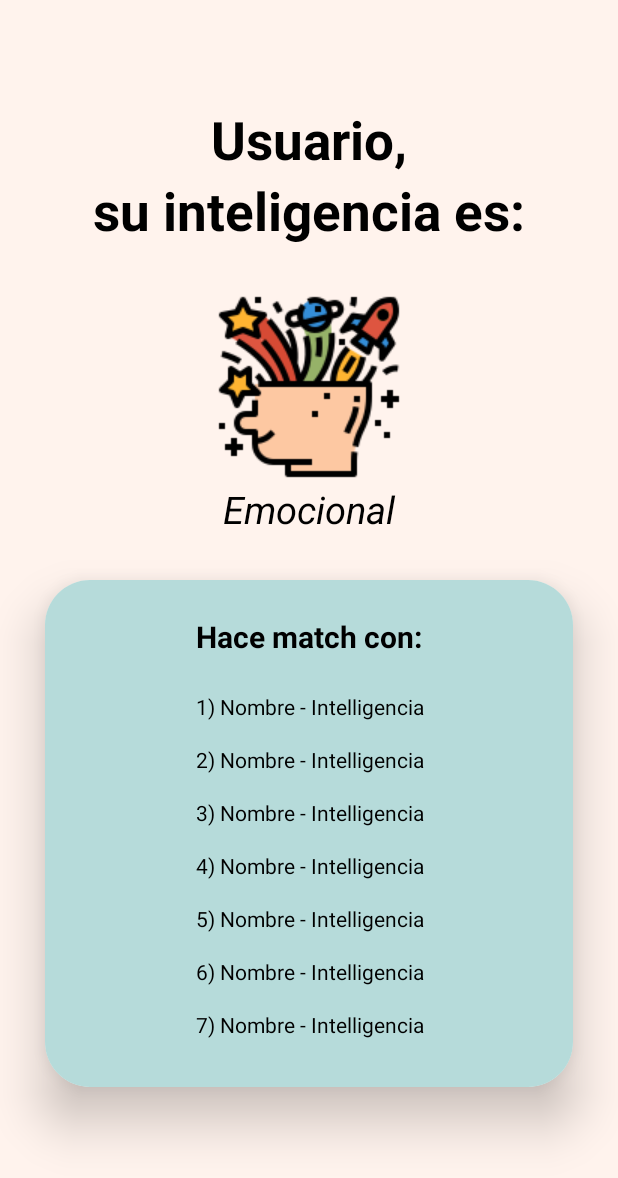
After one commit to Faigda/B76711_B87581_B83364_ProyectoInteligencias, an Android app: the layout activity_match.xml on its own in the app's theme, with its tools: preview values and no code run, on a phone screen of 412 x 824 dp. The commit adds this screen. Shown: the top 1178 px of the screen. Run offline under Robolectric (Android 15) with nearby library versions, the light colour scheme and no system bars.

Commit message:
Match logic
Creation of the view and object to implements the logic for the match section.

```diff
--- a/app/src/main/AndroidManifest.xml
+++ b/app/src/main/AndroidManifest.xml
@@ -13,7 +13,10 @@
         android:theme="@style/Theme.B76711_B87581_B83364_ProyectoInteligencias"
         tools:targetApi="31">
         <activity
-            android:name="QuestionsActivity"
+            android:name=".MatchActivity"
+            android:exported="false" />
+        <activity
+            android:name=".QuestionsActivity"
             android:exported="false"
             android:label="@string/title_activity_questions"
             android:theme="@style/Theme.B76711_B87581_B83364_ProyectoInteligencias" />
--- /dev/null
+++ b/app/src/main/res/layout/activity_match.xml
@@ -0,0 +1,145 @@
+<?xml version="1.0" encoding="utf-8"?>
+<LinearLayout
+    xmlns:android="http://schemas.android.com/apk/res/android"
+    xmlns:app="http://schemas.android.com/apk/res-auto"
+    xmlns:tools="http://schemas.android.com/tools"
+    android:layout_width="match_parent"
+    android:layout_height="match_parent"
+    android:orientation="vertical"
+    android:gravity="center"
+    android:background="@color/creme"
+    tools:context=".MainActivity">
+
+    <TextView
+        android:layout_width="match_parent"
+        android:layout_height="wrap_content"
+        android:id="@+id/userLabel"
+        android:textAlignment="center"
+        android:textStyle="bold"
+        android:textColor="@color/black"
+        android:textSize="35dp"
+        android:text="Usuario," />
+
+    <TextView
+        android:layout_width="match_parent"
+        android:layout_height="wrap_content"
+        android:id="@+id/titleLabel"
+        android:textAlignment="center"
+        android:textStyle="bold"
+        android:textColor="@color/black"
+        android:textSize="35dp"
+        android:layout_marginBottom="30dp"
+        android:text="su inteligencia es:" />
+
+    <ImageView
+        android:id="@+id/intelligenceImage"
+        android:layout_width="match_parent"
+        android:layout_height="wrap_content"
+        app:srcCompat="@drawable/brainexplosion" />
+
+    <TextView
+        android:id="@+id/intelligenceLabel"
+        android:layout_width="match_parent"
+        android:layout_height="wrap_content"
+        android:text="Emocional"
+        android:textAlignment="center"
+        android:textColor="@color/black"
+        android:textSize="25dp"
+        android:textStyle="italic" />
+
+    <androidx.cardview.widget.CardView
+        android:layout_width="match_parent"
+        android:layout_height="wrap_content"
+        android:layout_margin="30dp"
+        app:cardCornerRadius="30dp"
+        app:cardElevation="20dp">
+
+        <LinearLayout
+            android:layout_width="match_parent"
+            android:layout_height="wrap_content"
+            android:orientation="vertical"
+            android:layout_gravity="center_horizontal"
+            android:padding="24dp"
+            android:background="@color/lightgreen">
+
+            <TextView
+                android:layout_width="match_parent"
+                android:layout_height="wrap_content"
+                android:text="Hace match con:"
+                android:id="@+id/nameLabel"
+                android:textAlignment="center"
+                android:textStyle="bold"
+                android:textColor="@color/black"
+                android:layout_marginBottom="15dp"
+                android:textSize="20dp"/>
+
+            <TextView
+                android:id="@+id/match1Label"
+                android:layout_width="match_parent"
+                android:layout_height="wrap_content"
+                android:textAlignment="center"
+                android:padding="8dp"
+                android:text="1) Nombre - Intelligencia"
+                android:textColor="@color/black"/>
+
+            <TextView
+                android:id="@+id/match2Label"
+                android:layout_width="match_parent"
+                android:layout_height="wrap_content"
+                android:textAlignment="center"
+                android:padding="8dp"
+                android:text="2) Nombre - Intelligencia"
+                android:textColor="@color/black"/>
+
+            <TextView
+                android:id="@+id/match3Label"
+                android:layout_width="match_parent"
+                android:layout_height="wrap_content"
+                android:textAlignment="center"
+                android:padding="8dp"
+                android:text="3) Nombre - Intelligencia"
+                android:textColor="@color/black"/>
+
+            <TextView
+                android:id="@+id/match4Label"
+                android:layout_width="match_parent"
+                android:layout_height="wrap_content"
+                android:textAlignment="center"
+                android:padding="8dp"
+                android:text="4) Nombre - Intelligencia"
+                android:textColor="@color/black"/>
+
+            <TextView
+                android:id="@+id/match5Label"
+                android:layout_width="match_parent"
+                android:layout_height="wrap_content"
+                android:textAlignment="center"
+                android:padding="8dp"
+                android:text="5) Nombre - Intelligencia"
+                android:textColor="@color/black"/>
+
+            <TextView
+                android:id="@+id/match6Label"
+                android:layout_width="match_parent"
+                android:layout_height="wrap_content"
+                android:textAlignment="center"
+                android:padding="8dp"
+                android:text="6) Nombre - Intelligencia"
+                android:textColor="@color/black"/>
+
+            <TextView
+                android:id="@+id/match7Label"
+                android:layout_width="match_parent"
+                android:layout_height="wrap_content"
+                android:textAlignment="center"
+                android:padding="8dp"
+                android:text="7) Nombre - Intelligencia"
+                android:textColor="@color/black"/>
+
+
+
+        </LinearLayout>
+
+    </androidx.cardview.widget.CardView>
+
+</LinearLayout>
```
Also changed, not shown: app/src/main/java/com/example/b76711_b87581_b83364_proyectointeligencias/EuclideanAlgorithm.java (added, +14 -0 lines), app/src/main/java/com/example/b76711_b87581_b83364_proyectointeligencias/MatchActivity.java (added, +79 -0 lines), app/src/main/java/com/example/b76711_b87581_b83364_proyectointeligencias/QuestionsActivity.java (+10 -7 lines), app/src/main/res/layout/activity_questions.xml (+13 -9 lines), app/src/main/res/drawable/colaborativaimage.png (added), app/src/main/res/drawable/corporalcinestesicaimage.png (added), app/src/main/res/drawable/creativaimage.png (added), app/src/main/res/drawable/emocionalimage.png (added), app/src/main/res/drawable/espacialimage.png (added), app/src/main/res/drawable/existencialimage.png (added), app/src/main/res/drawable/interpersonalimage.png (added), app/src/main/res/drawable/intrapersonalimage.png (added), app/src/main/res/drawable/linguisticoverbalimage.png (added), app/src/main/res/drawable/logicomatematicoimage.png (added), 2 more files.
